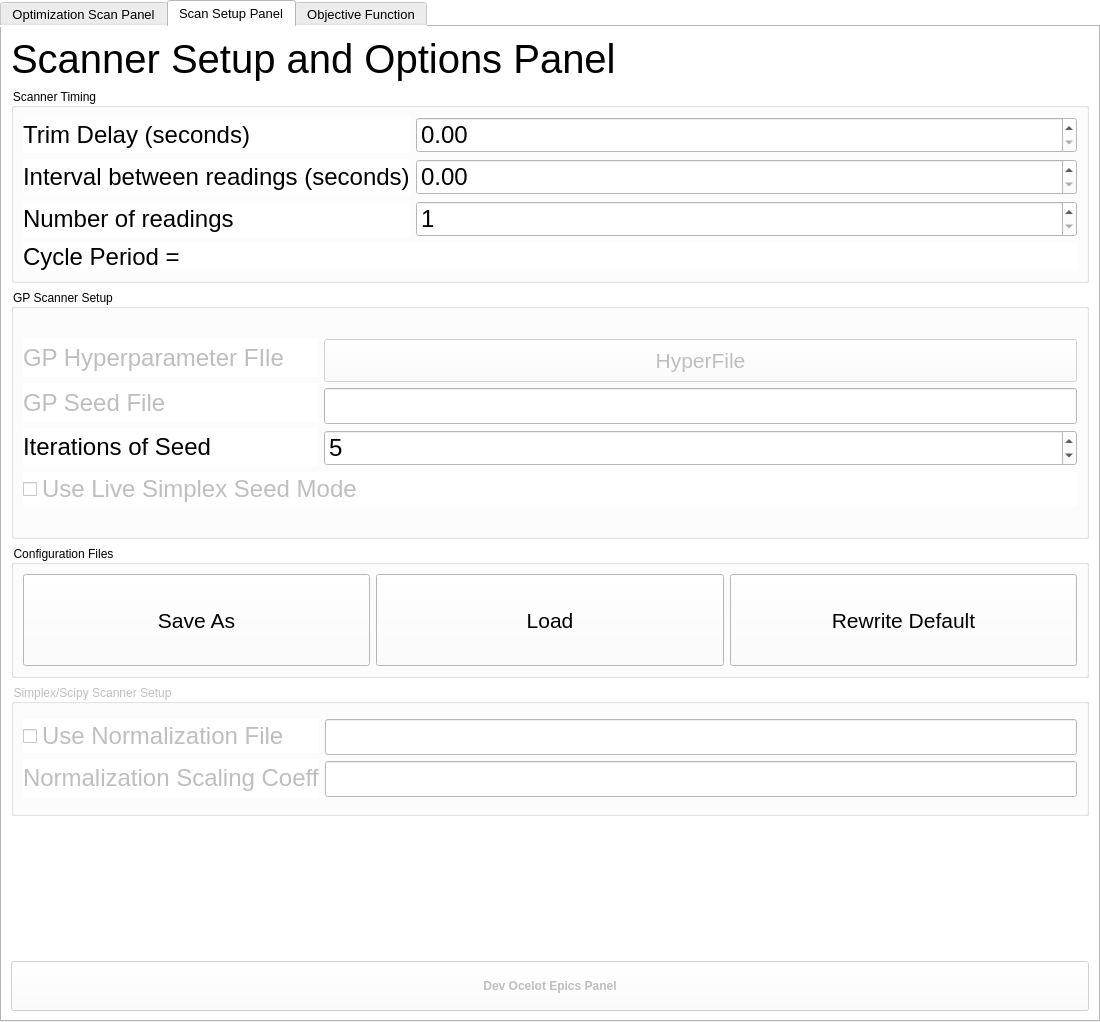
Before: the Qt Designer form ocelot/optimizer/UIOcelotInterface_gen.ui in Hector-Mauricio-Castaneda-Cortes/S2E_FEL_dev_gen, drawn with Qt 5.
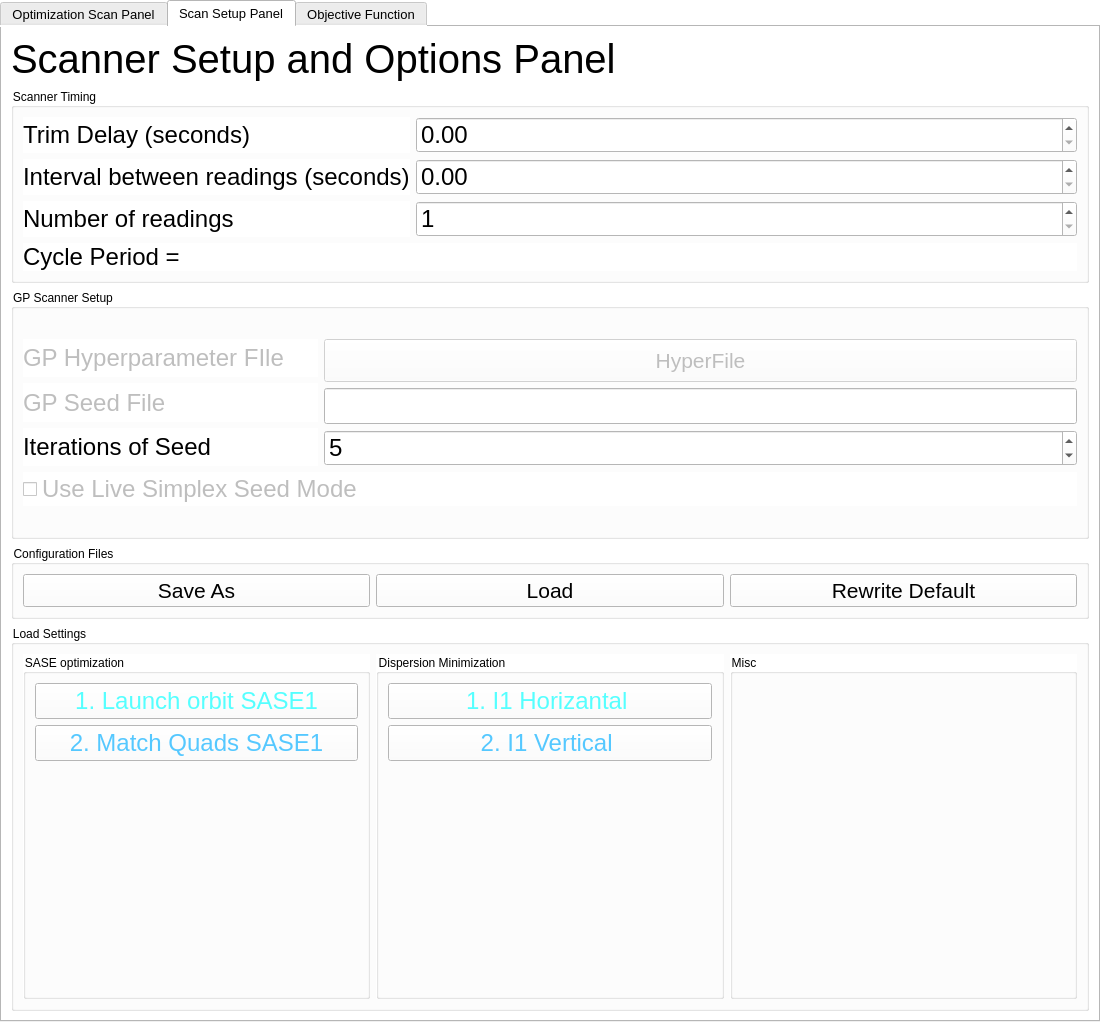
After: the same form once the commit is applied. The open tabs and pages were chosen to show the change. Custom widgets are drawn as their Qt base class.

Commit message:
New Commit: Changes in some scripts of OCELOT
Changes in the organisation of the OCELOT repository. Nothing that
impacts the FEL simulation block

The edit to the form file:
```diff
--- a/ocelot/optimizer/UIOcelotInterface_gen.ui
+++ b/ocelot/optimizer/UIOcelotInterface_gen.ui
@@ -626,21 +626,23 @@
          <property name="enabled">
           <bool>true</bool>
          </property>
+         <property name="sizePolicy">
+          <sizepolicy hsizetype="Preferred" vsizetype="Minimum">
+           <horstretch>0</horstretch>
+           <verstretch>0</verstretch>
+          </sizepolicy>
+         </property>
          <property name="maximumSize">
           <size>
            <width>16777215</width>
-           <height>200</height>
+           <height>150</height>
           </size>
          </property>
          <property name="title">
           <string>Configuration Files</string>
          </property>
          <layout class="QGridLayout" name="gridLayout_8">
-          <item row="0" column="0">
-           <layout class="QHBoxLayout" name="horizontalLayout_4">
-            <item>
-             <layout class="QVBoxLayout" name="verticalLayout_11">
-              <item>
+          <item row="1" column="0">
                <layout class="QHBoxLayout" name="horizontalLayout_7">
                 <item>
                  <widget class="QPushButton" name="pb_save_as">
@@ -650,6 +652,12 @@
                     <verstretch>0</verstretch>
                    </sizepolicy>
                   </property>
+              <property name="maximumSize">
+               <size>
+                <width>16777215</width>
+                <height>100</height>
+               </size>
+              </property>
                   <property name="font">
                    <font>
                     <pointsize>16</pointsize>
@@ -668,6 +676,12 @@
                     <verstretch>0</verstretch>
                    </sizepolicy>
                   </property>
+              <property name="maximumSize">
+               <size>
+                <width>16777215</width>
+                <height>100</height>
+               </size>
+              </property>
                   <property name="font">
                    <font>
                     <pointsize>16</pointsize>
@@ -686,6 +700,12 @@
                     <verstretch>0</verstretch>
                    </sizepolicy>
                   </property>
+              <property name="maximumSize">
+               <size>
+                <width>16777215</width>
+                <height>100</height>
+               </size>
+              </property>
                   <property name="font">
                    <font>
                     <pointsize>16</pointsize>
@@ -702,140 +722,168 @@
                </layout>
               </item>
              </layout>
-            </item>
-           </layout>
-          </item>
-         </layout>
         </widget>
        </item>
        <item>
-        <widget class="QGroupBox" name="groupBox_4">
-         <property name="enabled">
-          <bool>false</bool>
+        <widget class="QGroupBox" name="groupBox_3">
+         <property name="font">
+          <font>
+           <pointsize>9</pointsize>
+          </font>
          </property>
          <property name="title">
-          <string>Simplex/Scipy Scanner Setup</string>
+          <string>Load Settings</string>
          </property>
-         <layout class="QGridLayout" name="gridLayout_6">
+         <layout class="QGridLayout" name="gridLayout_4">
           <item row="0" column="0">
            <layout class="QHBoxLayout" name="horizontalLayout_3">
             <item>
-             <layout class="QVBoxLayout" name="verticalLayout_8">
+             <widget class="QGroupBox" name="groupBox_9">
+              <property name="font">
+               <font>
+                <pointsize>9</pointsize>
+               </font>
+              </property>
+              <property name="title">
+               <string>SASE optimization</string>
+              </property>
+              <layout class="QVBoxLayout" name="verticalLayout_4">
               <item>
-               <widget class="QCheckBox" name="checkBox_2">
-                <property name="enabled">
-                 <bool>false</bool>
-                </property>
+                <layout class="QVBoxLayout" name="verticalLayout">
+                 <item>
+                  <widget class="QPushButton" name="pb_sase1_1">
+                   <property name="font">
+                    <font>
+                     <pointsize>18</pointsize>
+                    </font>
+                   </property>
+                   <property name="styleSheet">
+                    <string notr="true">color: rgb(85, 255, 255); font-size: 18pt;</string>
+                   </property>
+                   <property name="text">
+                    <string>1. Launch orbit SASE1</string>
+                   </property>
+                  </widget>
+                 </item>
+                 <item>
+                  <widget class="QPushButton" name="pb_sase1_2">
                 <property name="font">
                  <font>
                   <pointsize>18</pointsize>
                  </font>
                 </property>
+                   <property name="styleSheet">
+                    <string notr="true">color: rgb(85, 200, 255); font-size: 18pt;</string>
+                   </property>
                 <property name="text">
-                 <string>Use Normalization File</string>
+                    <string>2. Match Quads SASE1</string>
                 </property>
                </widget>
               </item>
               <item>
-               <widget class="QLabel" name="label_11">
-                <property name="enabled">
-                 <bool>false</bool>
-                </property>
-                <property name="maximumSize">
+                  <spacer name="verticalSpacer_2">
+                   <property name="orientation">
+                    <enum>Qt::Vertical</enum>
+                   </property>
+                   <property name="sizeHint" stdset="0">
                  <size>
-                  <width>16777215</width>
-                  <height>16777215</height>
-                 </size>
-                </property>
+                     <width>20</width>
+                     <height>40</height>
+                    </size>
+                   </property>
+                  </spacer>
+                 </item>
+                </layout>
+               </item>
+              </layout>
+             </widget>
+            </item>
+            <item>
+             <widget class="QGroupBox" name="groupBox_4">
                 <property name="font">
                  <font>
+                <pointsize>9</pointsize>
+               </font>
+              </property>
+              <property name="title">
+               <string>Dispersion Minimization</string>
+              </property>
+              <layout class="QVBoxLayout" name="verticalLayout_11">
+               <item>
+                <layout class="QVBoxLayout" name="verticalLayout_5">
+                 <item>
+                  <widget class="QPushButton" name="pb_disp_1">
+                   <property name="font">
+                    <font>
                   <pointsize>18</pointsize>
                  </font>
                 </property>
+                   <property name="styleSheet">
+                    <string notr="true">color: rgb(85, 255, 255); font-size: 18pt;</string>
+                   </property>
                 <property name="text">
-                 <string>Normalization Scaling Coeff</string>
+                    <string>1. I1 Horizantal </string>
                 </property>
                </widget>
               </item>
-             </layout>
-            </item>
+                 <item>
+                  <widget class="QPushButton" name="pb_disp_2">
+                   <property name="font">
+                    <font>
+                     <pointsize>18</pointsize>
+                    </font>
+                   </property>
+                   <property name="styleSheet">
+                    <string notr="true">color: rgb(85, 200, 255); font-size: 18pt;</string>
+                   </property>
+                   <property name="text">
+                    <string>2. I1 Vertical </string>
+                   </property>
+                  </widget>
+                 </item>
+                 <item>
+                  <spacer name="verticalSpacer_3">
+                   <property name="orientation">
+                    <enum>Qt::Vertical</enum>
+                   </property>
+                   <property name="sizeHint" stdset="0">
+                    <size>
+                     <width>20</width>
+                     <height>40</height>
+                    </size>
+                   </property>
+                  </spacer>
+                 </item>
+                </layout>
+               </item>
+              </layout>
+             </widget>
+            </item>
             <item>
+             <widget class="QGroupBox" name="groupBox_10">
+              <property name="font">
+               <font>
+                <pointsize>9</pointsize>
+               </font>
+              </property>
+              <property name="title">
+               <string>Misc</string>
+              </property>
              <layout class="QVBoxLayout" name="verticalLayout_9">
               <item>
-               <widget class="QLineEdit" name="lineEdit_7">
-                <property name="enabled">
-                 <bool>false</bool>
-                </property>
-                <property name="font">
-                 <font>
-                  <pointsize>18</pointsize>
-                 </font>
-                </property>
-               </widget>
-              </item>
-              <item>
-               <widget class="QLineEdit" name="lineEdit_8">
-                <property name="enabled">
-                 <bool>false</bool>
-                </property>
-                <property name="font">
-                 <font>
-                  <pointsize>18</pointsize>
-                 </font>
-                </property>
+                <layout class="QVBoxLayout" name="verticalLayout_8"/>
+               </item>
+              </layout>
                </widget>
               </item>
              </layout>
             </item>
            </layout>
-          </item>
-         </layout>
+         <zorder>groupBox_5</zorder>
+         <zorder>groupBox_5</zorder>
+         <zorder>horizontalLayoutWidget</zorder>
         </widget>
        </item>
-       <item>
-        <widget class="QLabel" name="label_4">
-         <property name="font">
-          <font>
-           <pointsize>10</pointsize>
-           <italic>true</italic>
-          </font>
-         </property>
-         <property name="layoutDirection">
-          <enum>Qt::LeftToRight</enum>
-         </property>
-         <property name="text">
-          <string/>
-         </property>
-         <property name="alignment">
-          <set>Qt::AlignCenter</set>
-         </property>
-         <property name="margin">
-          <number>5</number>
-         </property>
-        </widget>
-       </item>
-       <item>
-        <widget class="QPushButton" name="pushButton_4">
-         <property name="enabled">
-          <bool>false</bool>
-         </property>
-         <property name="minimumSize">
-          <size>
-           <width>0</width>
-           <height>50</height>
-          </size>
-         </property>
-         <property name="font">
-          <font>
-           <weight>75</weight>
-           <bold>true</bold>
-          </font>
-         </property>
-         <property name="text">
-          <string>Dev Ocelot Epics Panel</string>
-         </property>
-        </widget>
-       </item>
       </layout>
       <zorder>label_4</zorder>
       <zorder>label_3</zorder>
```
Left out of the diff: 16 changed lines with no effect on the pictures. Lines whose indentation alone changed are shown as unchanged. The commit also changes 27 other files.
